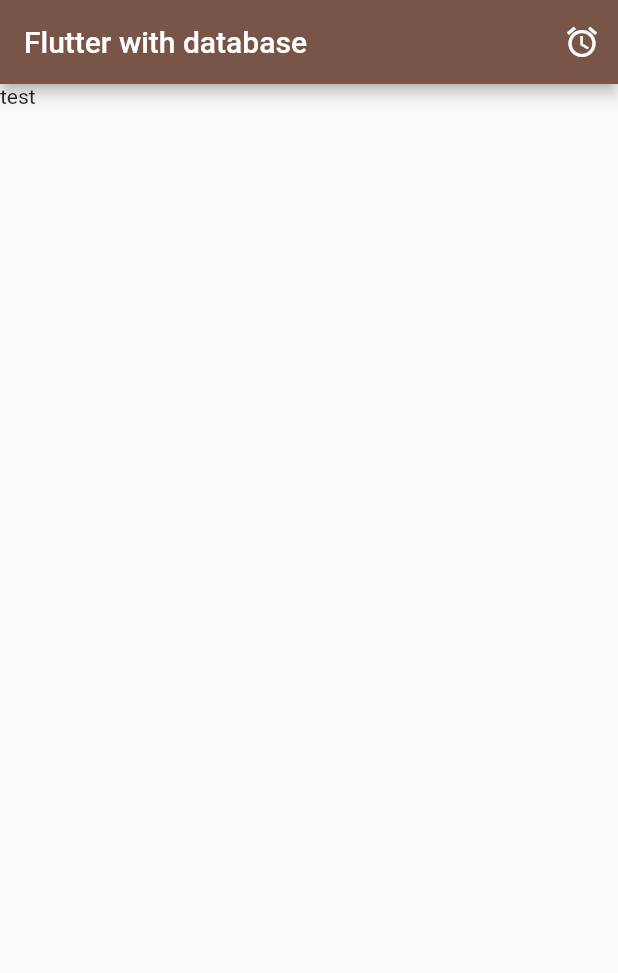
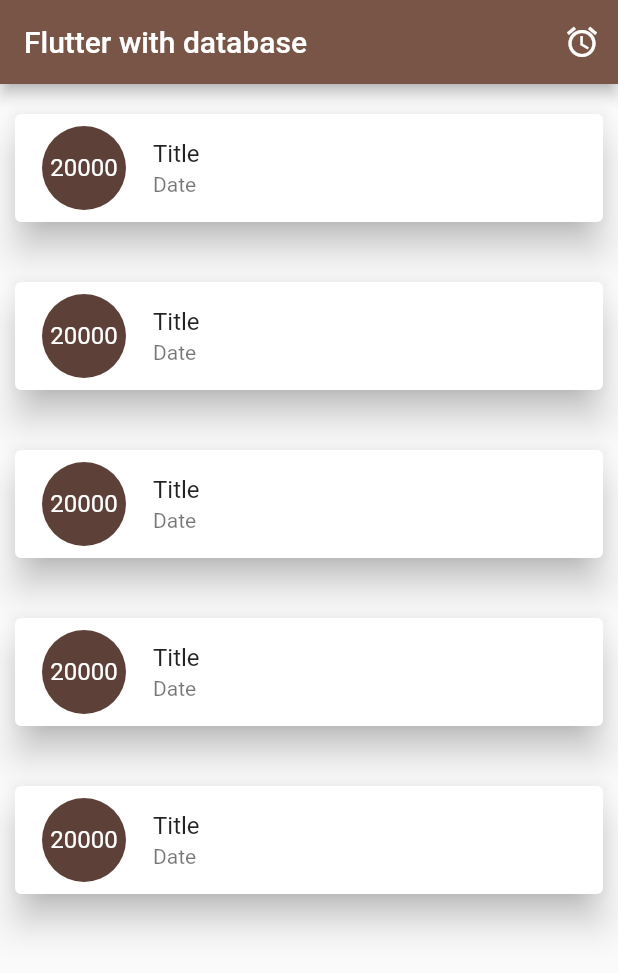
Before and after one commit to NGOMNGOM/Flutter-phase-2, a Flutter app: the screen it shows after launch, on a phone screen of 412 x 824 dp. Shown: the top 973 px of the screen. Run offline on Flutter 3.47's test engine with Material 2 defaults, Android fonts, the phone set to English and light mode, and no system bars.

Commit message:
Card, CircleAvatar, FittedBox

```diff
--- a/flutter_database/lib/Screen/form_screen.dart
+++ b/flutter_database/lib/Screen/form_screen.dart
@@ -16,21 +16,21 @@ class FormScreen extends StatelessWidget {
             crossAxisAlignment: CrossAxisAlignment.start,
             children: [
               TextFormField(
-                decoration: new InputDecoration(labelText: "First Input"),
+                decoration: const InputDecoration(labelText: "First Input"),
                 autofocus: true,
               ),
               TextFormField(
                   keyboardType: TextInputType.number,
-                  decoration: new InputDecoration(labelText: "Second Input")),
+                  decoration: const InputDecoration(labelText: "Second Input")),
               TextButton(
-                  child: const Text("Submit"),
                   style: TextButton.styleFrom(
                       foregroundColor: Colors.blue,
                       elevation: 5,
                       backgroundColor: Colors.amber),
                   onPressed: () {
                     Navigator.pop(context);
-                  })
+                  },
+                  child: const Text("Submit"))
             ],
           ),
         )));
--- a/flutter_database/lib/main.dart
+++ b/flutter_database/lib/main.dart
@@ -40,6 +40,18 @@ class _MyHomePageState extends State<MyHomePage> {
                 }));
               })
         ]),
-        body: Container(child: Text("test")));
+        body: ListView.builder(
+            itemCount: 5,
+            itemBuilder: (BuildContext context, int index) {
+              return Card(
+                margin: EdgeInsets.symmetric(vertical: 20, horizontal: 10),
+                elevation: 10,
+                child: ListTile(
+                    leading: CircleAvatar(
+                        radius: 30, child: FittedBox(child: Text("20000"))),
+                    title: Text("Title"),
+                    subtitle: Text("Date")),
+              );
+            }));
   }
 }
```
